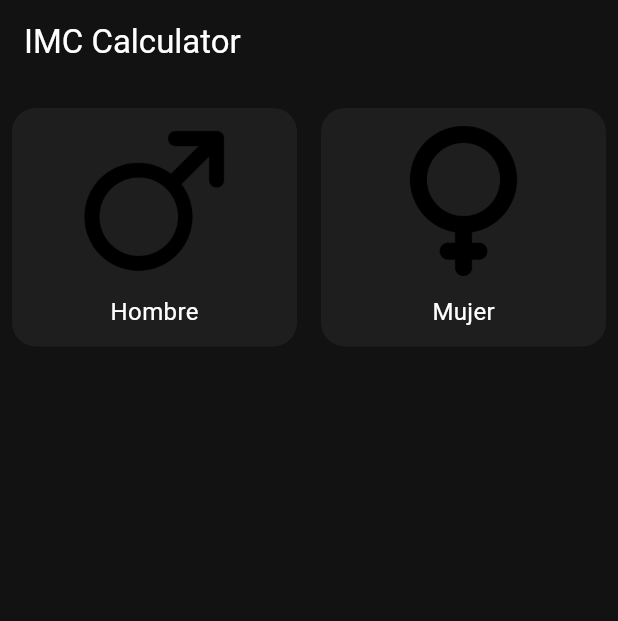
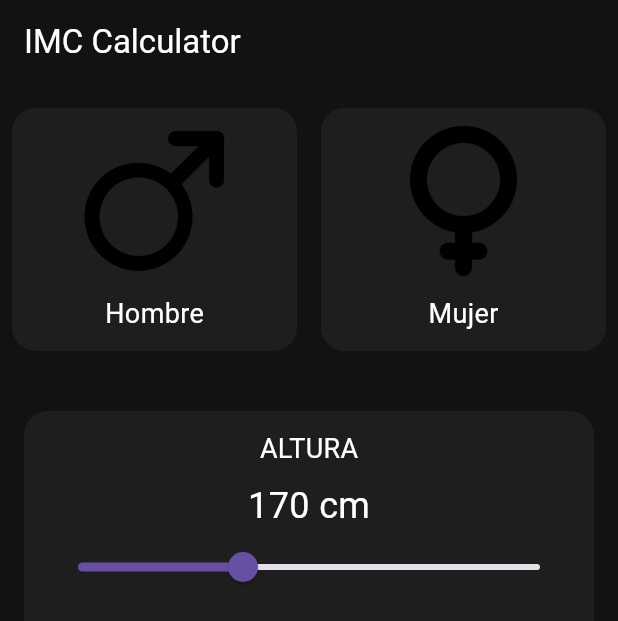
Before and after one commit to Samuel0322M/flutter_imc, a Flutter app: the screen it shows after launch, on a phone screen of 412 x 824 dp. Shown: the top 621 px of the screen. Run offline on Flutter 3.47's test engine with Material 3 defaults, Android fonts, the phone set to English and light mode, and no system bars.

Commit message:
se agrega widget seleccionador de altura

```diff
--- a/lib/components/gender_selector.dart
+++ b/lib/components/gender_selector.dart
@@ -24,7 +24,8 @@ class _GenderSelectorState extends State<GenderSelector> {
             setState(() {
               selectedGender = "H";
             });
-          }),
+          },
+        ),
         //mujer
         GenderBox(
           imagePath: "assets/images/female.png",
@@ -34,7 +35,8 @@ class _GenderSelectorState extends State<GenderSelector> {
             setState(() {
               selectedGender = "M";
             });
-          }),
+          },
+        ),
       ],
     );
   }
--- /dev/null
+++ b/lib/components/height_select.dart
@@ -0,0 +1,49 @@
+import 'package:flutter/material.dart';
+import 'package:flutter_application/core/app_colors.dart';
+import 'package:flutter_application/core/text_styles.dart';
+
+class HeightSelector extends StatefulWidget {
+  const HeightSelector({super.key});
+
+  @override
+  State<HeightSelector> createState() => _HeightSelectorState();
+}
+
+class _HeightSelectorState extends State<HeightSelector> {
+  double height = 170;
+
+  @override
+  Widget build(BuildContext context) {
+    return Expanded(
+        child: Padding(
+          padding: EdgeInsets.all(16),
+          child: Container(
+            decoration: BoxDecoration(
+              color: AppColors.backgroundComponent,
+              borderRadius: BorderRadius.circular(16),
+            ),
+            child: Padding(
+              padding: const EdgeInsets.all(12),
+              child: Column(
+                children: [
+                  Text("ALTURA", style: TextStyles.bodyText),
+                  SizedBox(height: 8),
+                  Text("${height.toStringAsFixed(0)} cm", style: TextStyles.titleText),
+                  Slider(
+                    value: height,
+                    onChanged: (value) {
+                      setState(() {
+                        height = value;
+                      });
+                    },
+                    min: 120,
+                    max: 260,
+                  ),
+                ],
+              ),
+            ),
+          ),
+        ),
+      );
+  }
+}
--- a/lib/core/text_styles.dart
+++ b/lib/core/text_styles.dart
@@ -1,8 +1,12 @@
 import 'package:flutter/material.dart';
 
 class TextStyles {
-  static const TextStyle bodytext = TextStyle(
+  static const TextStyle bodyText = TextStyle(
     color: Colors.white,
     fontSize: 18,
   );
+  static const TextStyle titleText = TextStyle(
+    color: Colors.white,
+    fontSize: 24,
+  );
 }
--- a/lib/main.dart
+++ b/lib/main.dart
@@ -1,5 +1,4 @@
 import 'package:flutter/material.dart';
-//import 'package:flutter_application/components/buttons.dart';
 import 'package:flutter_application/core/app_colors.dart';
 import 'package:flutter_application/screens/imc_home.dart';
 
@@ -20,8 +19,7 @@ class MainApp extends StatelessWidget {
           title: Text("IMC Calculator"),
         ),
         backgroundColor: AppColors.background,
-        body: Column(children: [ImcHomeScreen(),
-        ]),
+        body: ImcHomeScreen(),
       ),
     );
   }
--- a/lib/screens/imc_home.dart
+++ b/lib/screens/imc_home.dart
@@ -1,5 +1,7 @@
 import 'package:flutter/material.dart';
 import 'package:flutter_application/components/gender_selector.dart';
+import 'package:flutter_application/components/height_select.dart';
+
 
 //vamos a tener una clase que se extiende del stateful widget
 class ImcHomeScreen extends StatefulWidget {
@@ -15,7 +17,9 @@ class _ImcHomeScreenState extends State<ImcHomeScreen> {
   Widget build(BuildContext context) {
     return Column(
       children: [
-        GenderSelector()
+        GenderSelector(),
+        SizedBox(height: 8),
+        HeightSelector(),
       ],
     );
   }
--- a/lib/widgets/gender_box.dart
+++ b/lib/widgets/gender_box.dart
@@ -1,5 +1,6 @@
 import 'package:flutter/material.dart';
 import 'package:flutter_application/core/app_colors.dart';
+import 'package:flutter_application/core/text_styles.dart';
 
 class GenderBox extends StatelessWidget {
   final String imagePath;
@@ -35,7 +36,7 @@ class GenderBox extends StatelessWidget {
                   children: [
                     Image.asset(imagePath, height: 100),
                     SizedBox(height: 12),
-                    Text(texto, style: TextStyle(fontSize: 16, color: Colors.white)),
+                    Text(texto, style: TextStyles.bodyText),
                   ],
                 ),
               ),
```
